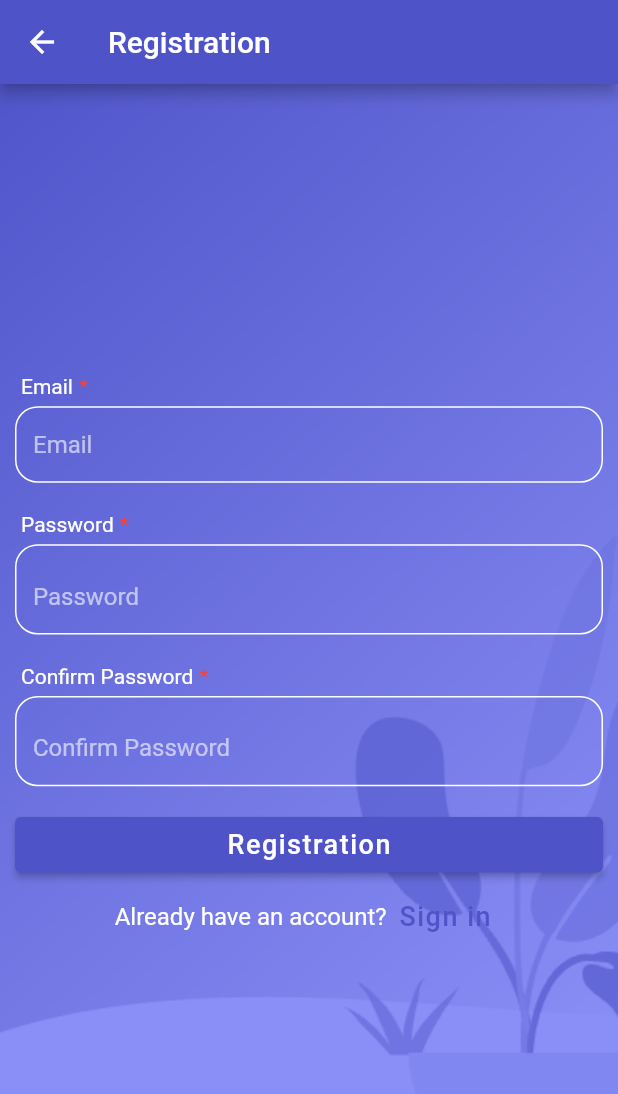
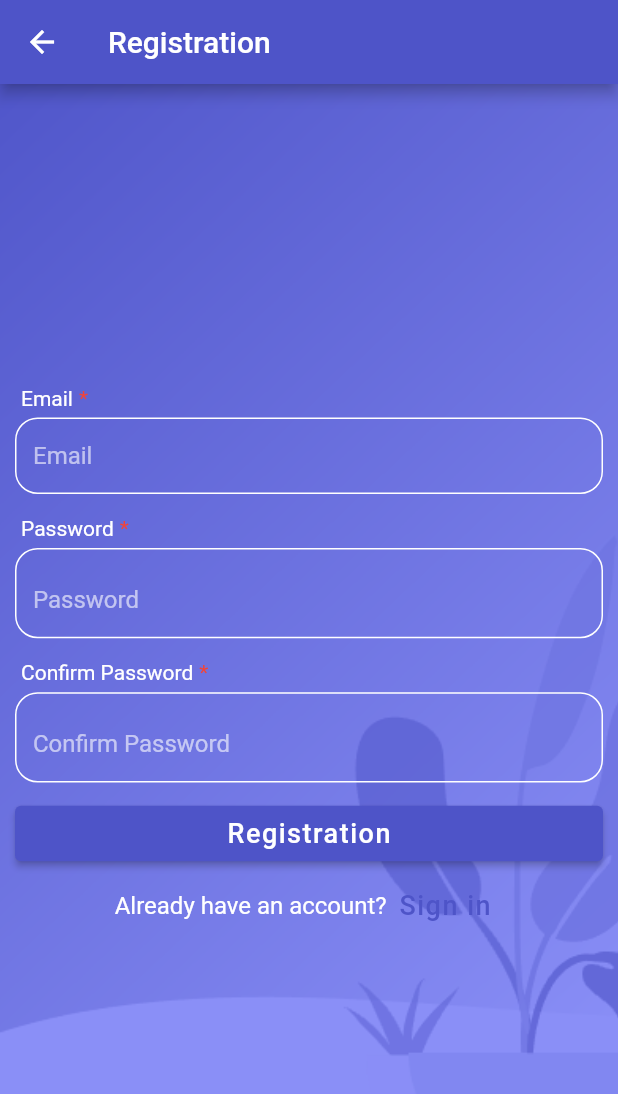
Before and after one commit to rajpro125/rajyadav-firebase, a Flutter app: the screen it shows after launch, after a tap on "Register", on a phone screen of 412 x 824 dp. Shown: the top 1094 px of the screen. Run offline on Flutter 3.47's test engine with Material 2 defaults, Android fonts, the light colour scheme and no system bars; our stand-ins replace firebase_auth, firebase_core, firebase_messaging, flutter_local_notifications, get; accounts and stored records are empty.

Commit message:
Add files via upload

```diff
--- a/lib/screens/login.dart
+++ b/lib/screens/login.dart
@@ -31,7 +31,6 @@ class _LoginScreenState extends State<LoginScreen> {
   Widget build(BuildContext context) {
     Get.put(SignupController());
     return Scaffold(
-        resizeToAvoidBottomInset: false,
         appBar: AppBar(
           title: const Text("Login"),
           backgroundColor: const Color(0xff4e54c8),
@@ -65,7 +64,7 @@ class _LoginScreenState extends State<LoginScreen> {
                       },
                     ),
                     const SizedBox(
-                      height: 15,
+                      height: 8,
                     ),
                     CustomTextFormField(
                       controller: password,
@@ -90,7 +89,7 @@ class _LoginScreenState extends State<LoginScreen> {
                       },
                     ),
                     const SizedBox(
-                      height: 15,
+                      height: 8,
                     ),
                     SizedBox(
                       width: MediaQuery.of(context).size.width,
@@ -114,13 +113,13 @@ class _LoginScreenState extends State<LoginScreen> {
                       ),
                     ),
                     const SizedBox(
-                      height: 50,
+                      height: 40,
                     ),
                     Row(
                       mainAxisAlignment: MainAxisAlignment.center,
                       children: [
                         const Text(
-                          "Do't have an account yet?",
+                          "Don't have an account yet?",
                           style: TextStyle(color: Colors.white, fontSize: 16),
                         ),
                         CustomButton(
--- a/lib/screens/registration.dart
+++ b/lib/screens/registration.dart
@@ -52,7 +52,6 @@ class _RegistrationScreenState extends State<RegistrationScreen> {
         backgroundColor: const Color(0xff4e54c8),
       ),
       backgroundColor: const Color(0xff8a8ff7),
-      resizeToAvoidBottomInset: false,
       body: Container(
         decoration: const BoxDecoration(
           image: DecorationImage(
@@ -81,7 +80,7 @@ class _RegistrationScreenState extends State<RegistrationScreen> {
                   },
                 ),
                 const SizedBox(
-                  height: 15,
+                  height: 10,
                 ),
                 CustomTextFormField(
                   controller: password,
@@ -106,7 +105,7 @@ class _RegistrationScreenState extends State<RegistrationScreen> {
                   },
                 ),
                 const SizedBox(
-                  height: 15,
+                  height: 10,
                 ),
                 CustomTextFormField(
                   controller: confirmPassword,
@@ -135,7 +134,7 @@ class _RegistrationScreenState extends State<RegistrationScreen> {
                   },
                 ),
                 const SizedBox(
-                  height: 15,
+                  height: 10,
                 ),
                 SizedBox(
                   width: MediaQuery.of(context).size.width,
```
